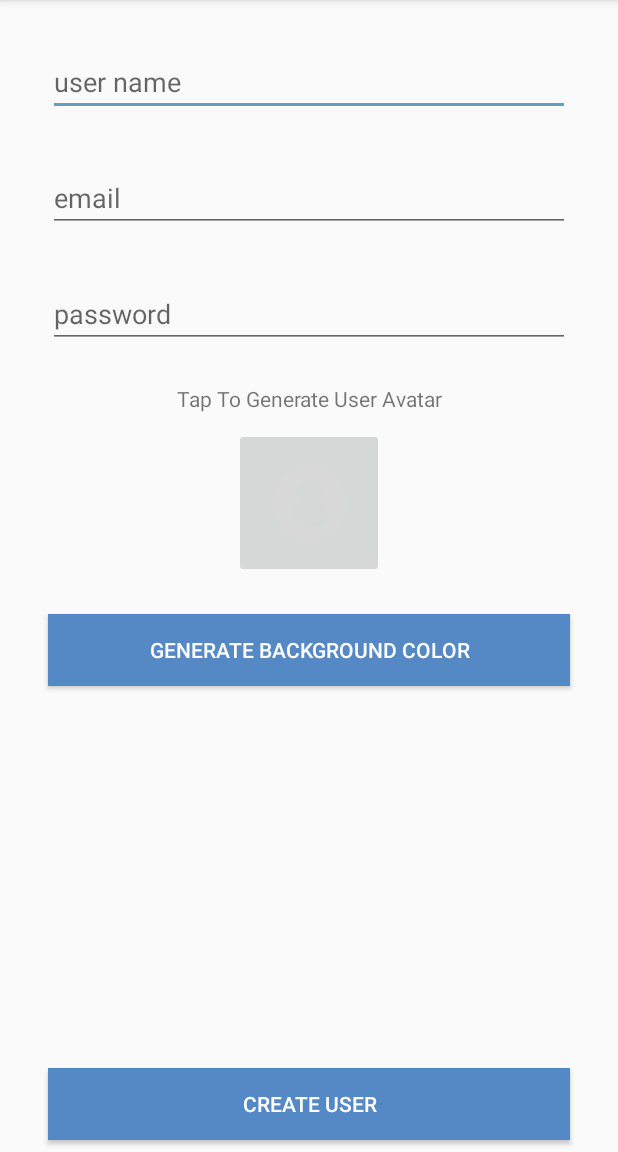
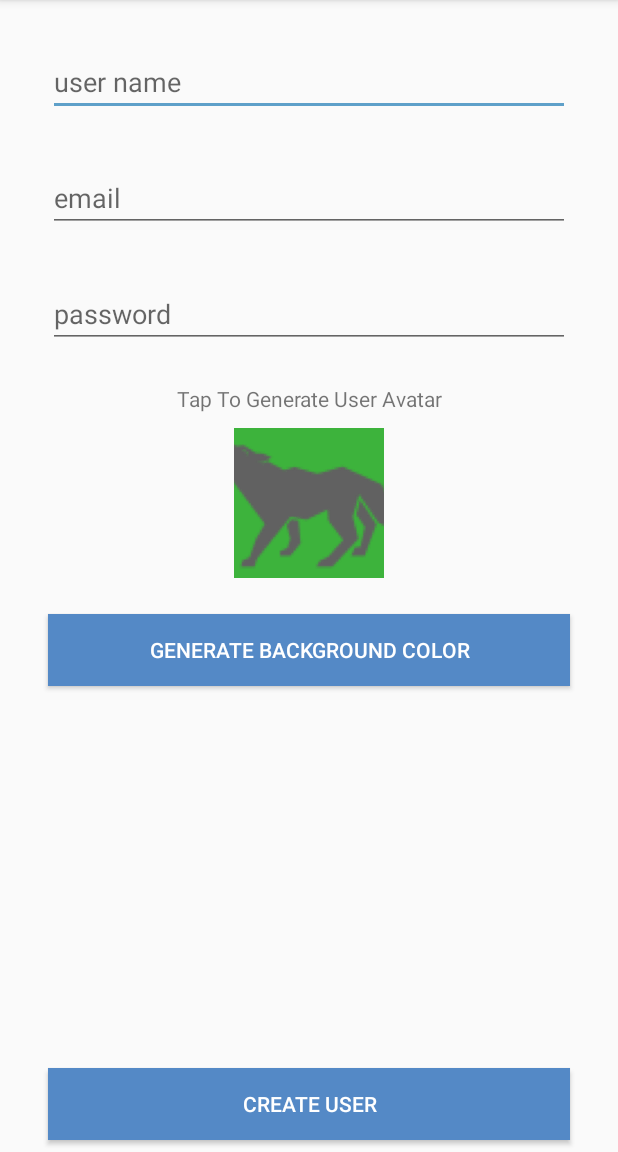
Before and after one commit to HlaingTinHtun/Chat_App_Kotlin, an Android app: the CreateUserActivity screen opened directly, with no data from a screen before it, after a tap on "GENERATE BACKGROUND COLOR", on a phone screen of 412 x 824 dp, the part 84-1236 px from its top. Run offline under Robolectric (Android 15) with nearby library versions, the phone set to English and light mode, and no system bars; 1 other tap on this screen came first.

Commit message:
generating user avatar and color

```diff
--- a/app/src/main/java/com/example/guri/CreateUserActivity.kt
+++ b/app/src/main/java/com/example/guri/CreateUserActivity.kt
@@ -1,10 +1,16 @@
 package com.example.guri
 
+import android.graphics.Color
 import androidx.appcompat.app.AppCompatActivity
 import android.os.Bundle
 import android.view.View
+import kotlinx.android.synthetic.main.activity_create_user.*
+import java.util.*
 
 class CreateUserActivity : AppCompatActivity() {
+
+    var userAvatar = "profiledefault"
+    var avatarColor = "[0.5,0.5,0.5,1]"
 
     override fun onCreate(savedInstanceState: Bundle?) {
         super.onCreate(savedInstanceState)
@@ -12,7 +18,18 @@ class CreateUserActivity : AppCompatActivity() {
     }
 
     fun generateUserAvatar(view: View){
+        val random = Random()
+        val color = random.nextInt(2)
+        val avatar = random.nextInt(28)
 
+        userAvatar = if (color == 0){
+            "light$avatar"
+        }else{
+            "dark$avatar"
+        }
+
+        val resourceId = resources.getIdentifier(userAvatar,"drawable",packageName)
+        createAvatarImageView.setImageResource(resourceId)
     }
 
     fun createUserClicked(view: View){
@@ -20,6 +37,16 @@ class CreateUserActivity : AppCompatActivity() {
     }
 
     fun generateColorClicked(view: View){
+        val random = Random()
+        val r = random.nextInt(255)
+        val g = random.nextInt(255)
+        val b = random.nextInt(255)
+        createAvatarImageView.setBackgroundColor(Color.rgb(r,g,b))
 
+        val savedR = r.toDouble() / 255
+        val savedG = g.toDouble() / 255
+        val savedB = b.toDouble() / 255
+
+        avatarColor = "[$savedR, $savedG, $savedB],1"
     }
 }
```
